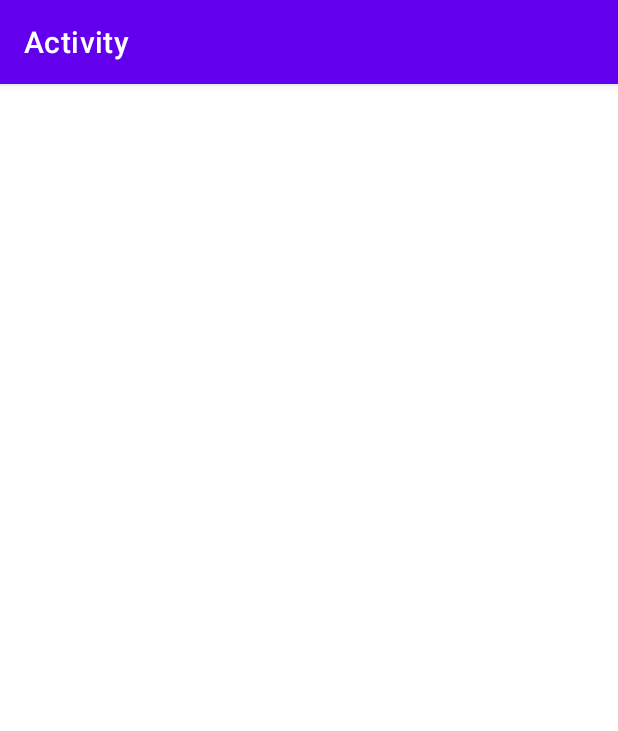
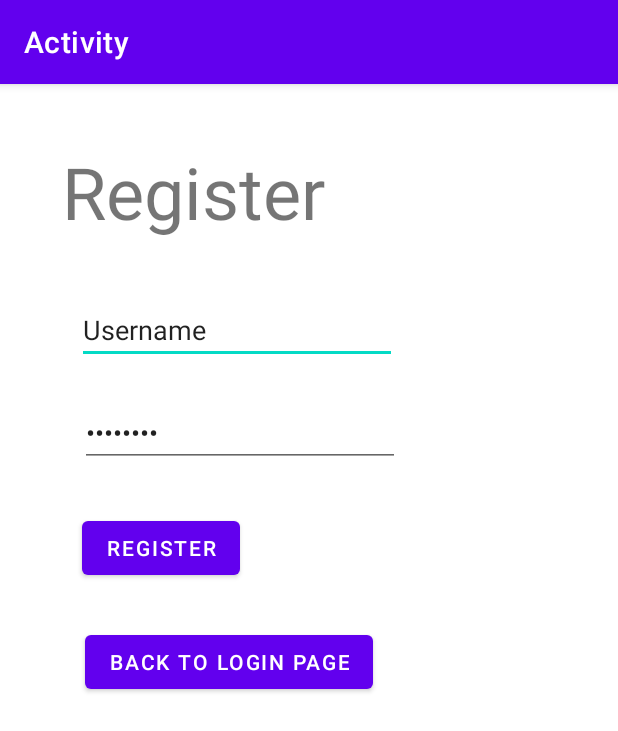
Before and after one commit to melloXmarkerade/Eldriod42Activity, an Android app: the RegisterPage screen opened directly, with no data from a screen before it, on a phone screen of 412 x 824 dp. Shown: the top 731 px of the screen. Run offline under Robolectric (Android 15) with nearby library versions, the phone set to English and light mode, and no system bars.

Commit message:
Registration form

```diff
--- a/app/src/main/res/layout/activity_register_page.xml
+++ b/app/src/main/res/layout/activity_register_page.xml
@@ -6,4 +6,61 @@
     android:layout_height="match_parent"
     tools:context=".RegisterPage">
 
+    <TextView
+        android:id="@+id/textView"
+        android:layout_width="wrap_content"
+        android:layout_height="wrap_content"
+        android:text="Register"
+        android:textSize="48sp"
+        app:layout_constraintBottom_toBottomOf="parent"
+        app:layout_constraintEnd_toEndOf="parent"
+        app:layout_constraintHorizontal_bias="0.174"
+        app:layout_constraintStart_toStartOf="parent"
+        app:layout_constraintTop_toTopOf="parent"
+        app:layout_constraintVertical_bias="0.056" />
+
+    <EditText
+        android:id="@+id/Username"
+        android:layout_width="wrap_content"
+        android:layout_height="wrap_content"
+        android:layout_marginStart="51dp"
+        android:layout_marginTop="37dp"
+        android:ems="10"
+        android:inputType="textPersonName"
+        android:text="Username"
+        app:layout_constraintStart_toStartOf="parent"
+        app:layout_constraintTop_toBottomOf="@+id/textView" />
+
+    <EditText
+        android:id="@+id/Password"
+        android:layout_width="wrap_content"
+        android:layout_height="wrap_content"
+        android:layout_marginStart="2dp"
+        android:layout_marginTop="23dp"
+        android:ems="10"
+        android:inputType="textPassword"
+        android:text="Password"
+        app:layout_constraintStart_toStartOf="@+id/Username"
+        app:layout_constraintTop_toBottomOf="@+id/Username" />
+
+    <Button
+        android:id="@+id/Login_But"
+        android:layout_width="wrap_content"
+        android:layout_height="wrap_content"
+        android:layout_marginStart="1dp"
+        android:layout_marginTop="30dp"
+        android:text="Register"
+        app:layout_constraintStart_toStartOf="@+id/Password"
+        app:layout_constraintTop_toBottomOf="@+id/Password" />
+
+    <Button
+        android:id="@+id/RegisterPage"
+        android:layout_width="wrap_content"
+        android:layout_height="wrap_content"
+        android:layout_marginStart="2dp"
+        android:layout_marginTop="28dp"
+        android:text="back to Login Page"
+        app:layout_constraintStart_toStartOf="@+id/Login_But"
+        app:layout_constraintTop_toBottomOf="@+id/Login_But" />
+
 </androidx.constraintlayout.widget.ConstraintLayout>
```
